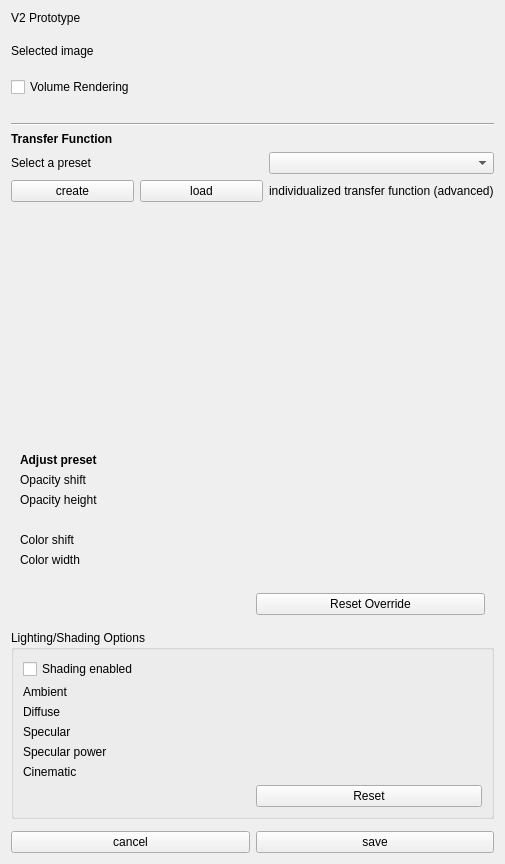
This is Plugins/org.mitk.gui.qt.volumevisualization_v2/src/internal/QmitkVolumeVisualizationV2View.ui in MITK/MITK as Qt 5 draws it before an edit. The edited form follows.
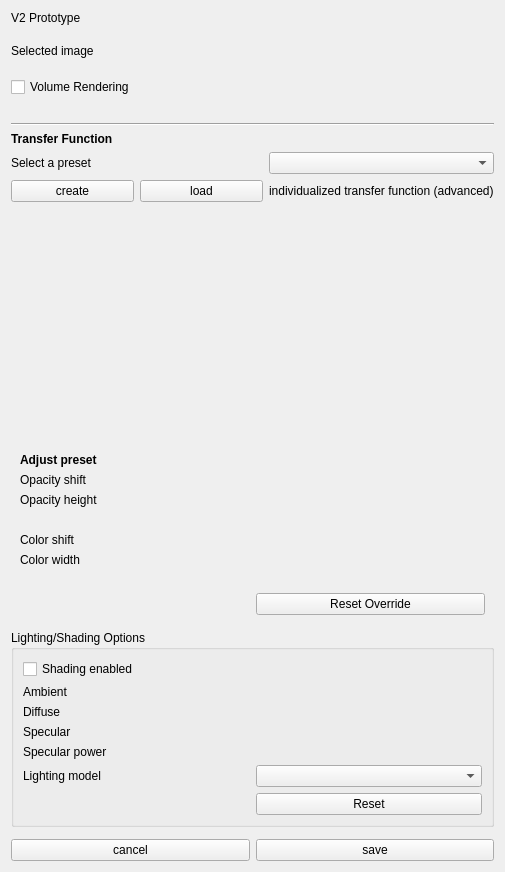
This is the edited form. Custom widgets are drawn as their Qt base class.

Commit message: Offer cinematic lighting as named presets

```diff
--- a/Plugins/org.mitk.gui.qt.volumevisualization_v2/src/internal/QmitkVolumeVisualizationV2View.ui
+++ b/Plugins/org.mitk.gui.qt.volumevisualization_v2/src/internal/QmitkVolumeVisualizationV2View.ui
@@ -367,12 +367,12 @@
       <item row="5" column="0">
        <widget class="QLabel" name="cinematicLabel">
         <property name="text">
-         <string>Cinematic</string>
+         <string>Lighting model</string>
         </property>
        </widget>
       </item>
       <item row="5" column="1">
-       <widget class="ctkSliderWidget" name="cinematicSlider" native="true">
+       <widget class="QComboBox" name="cinematicModeComboBox">
         <property name="toolTip">
          <string>Volumetric self-shadowing: 0 off, 1 Good, 2 Better, 3 Ultra, 4 Full. Higher settings cast longer shadows and cost considerably more.</string>
         </property>
```
Left out of the diff: 2 changed lines with no effect on the pictures. The commit also changes 3 other files.
